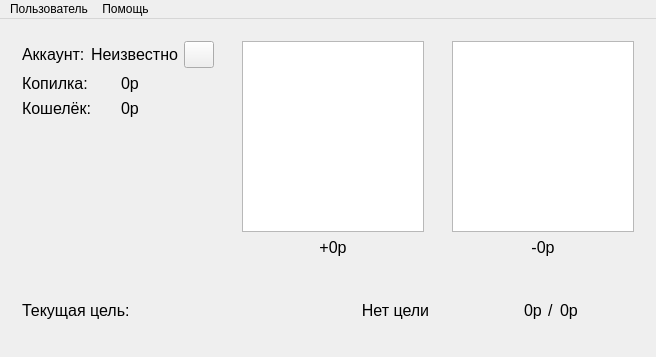
The window that hifive/CHMV/RGR/mainwindow.ui (MangriMen/SibSUTIS5semester) describes before a commit, drawn with Qt 5.
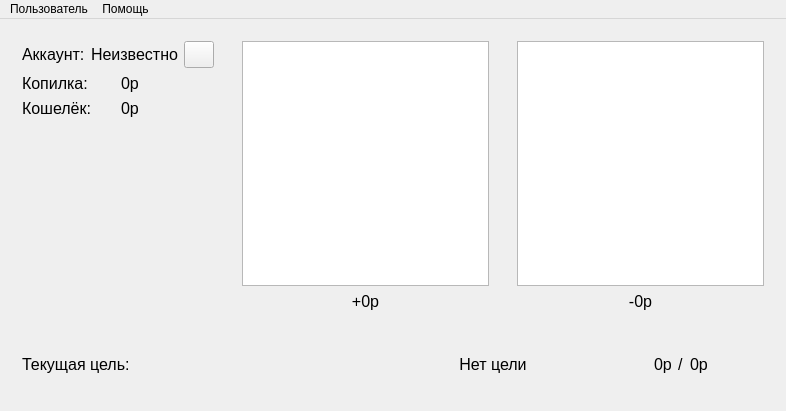
The same window after the commit. Icons and pictures are not drawn. Custom widgets are drawn as their Qt base class.

Patch:
```diff
--- a/hifive/CHMV/RGR/mainwindow.ui
+++ b/hifive/CHMV/RGR/mainwindow.ui
@@ -6,14 +6,14 @@
    <rect>
     <x>0</x>
     <y>0</y>
-    <width>656</width>
-    <height>357</height>
+    <width>786</width>
+    <height>411</height>
    </rect>
   </property>
   <property name="minimumSize">
    <size>
-    <width>656</width>
-    <height>357</height>
+    <width>786</width>
+    <height>411</height>
    </size>
   </property>
   <property name="windowTitle">
@@ -452,8 +452,8 @@
     <rect>
      <x>0</x>
      <y>0</y>
-     <width>656</width>
-     <height>21</height>
+     <width>786</width>
+     <height>26</height>
     </rect>
    </property>
    <widget class="QMenu" name="menuBtnUser">
```
